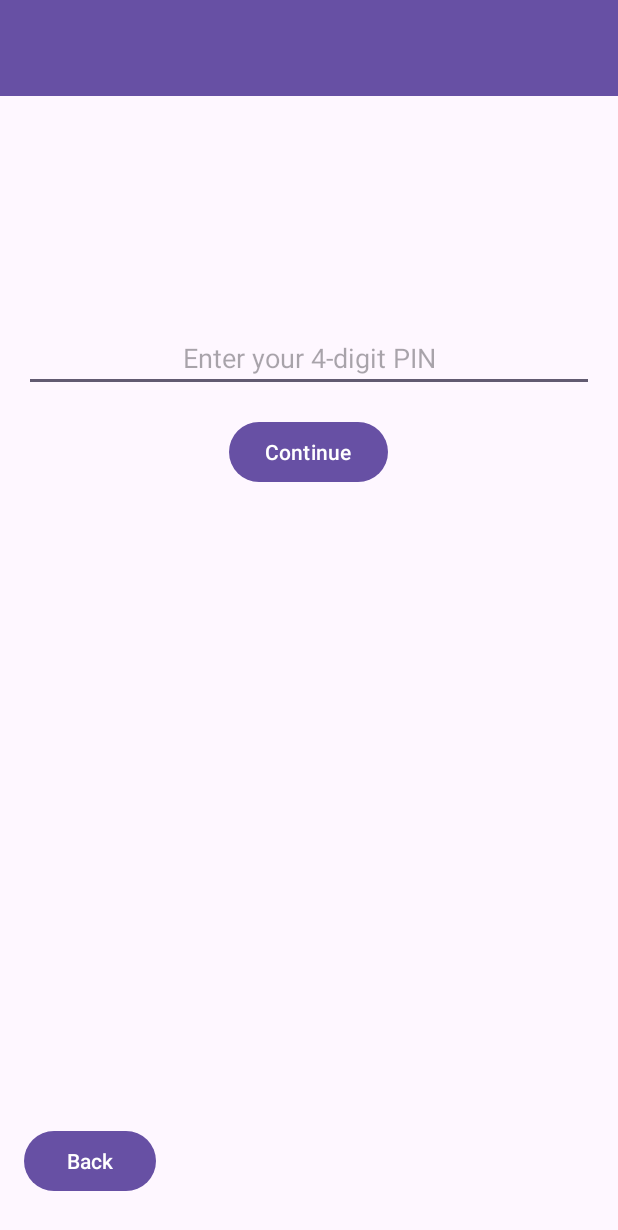
After one commit to kinjals0130/MoodTracker_Application, an Android app: the PinCheck screen opened directly, with no data from a screen before it, on a phone screen of 412 x 824 dp. The commit adds this screen. Shown: the top 1230 px of the screen. Run offline under Robolectric (Android 15) with nearby library versions, the phone set to English and light mode, and no system bars.

Commit message:
pin verification

```diff
--- a/app/src/main/AndroidManifest.xml
+++ b/app/src/main/AndroidManifest.xml
@@ -14,6 +14,9 @@
         android:supportsRtl="true"
         android:theme="@style/Theme.MoodTracker_Application"
         tools:targetApi="31">
+        <activity
+            android:name=".PinCheck"
+            android:exported="false" />
         <activity
             android:name=".PastEntries_Activity"
             android:exported="false"
--- /dev/null
+++ b/app/src/main/java/com/example/moodtracker_application/PinCheck.java
@@ -0,0 +1,48 @@
+package com.example.moodtracker_application;
+
+import androidx.appcompat.app.AppCompatActivity;
+
+import android.database.Cursor;
+import android.os.Bundle;
+import android.view.View;
+import android.widget.EditText;
+import android.widget.Toast;
+
+public class PinCheck extends AppCompatActivity {
+
+    private EditText pinEditText;
+
+    private SQLiteManager db;
+
+    @Override
+    protected void onCreate(Bundle savedInstanceState) {
+        super.onCreate(savedInstanceState);
+        setContentView(R.layout.activity_pin_check);
+
+        pinEditText = findViewById(R.id.pinEditText);
+    }
+
+    public void onContinueClicked(View view) {
+
+        String enteredPin = pinEditText.getText().toString();
+
+       String correctPin = db.getPin();
+
+       if (!correctPin.isEmpty() && !correctPin.equals("")) {
+            if (enteredPin.equals(correctPin)) {
+                //navigate to edit/view activity
+            } else {
+                Toast.makeText(this, "Incorrect PIN. Please try again.", Toast.LENGTH_SHORT).show();
+            }
+       }
+       else
+       {
+           Toast.makeText(this, "There is no pin set for private notes!", Toast.LENGTH_SHORT).show();
+       }
+    }
+
+    public void onBackClicked(View view) {
+        // Go back to the previous activity
+        finish();
+    }
+}
--- /dev/null
+++ b/app/src/main/res/layout/activity_pin_check.xml
@@ -0,0 +1,60 @@
+<?xml version="1.0" encoding="utf-8"?>
+<androidx.constraintlayout.widget.ConstraintLayout xmlns:android="http://schemas.android.com/apk/res/android"
+    xmlns:app="http://schemas.android.com/apk/res-auto"
+    xmlns:tools="http://schemas.android.com/tools"
+    android:layout_width="match_parent"
+    android:layout_height="match_parent"
+    tools:context=".PinCheck">
+
+    <com.google.android.material.appbar.MaterialToolbar
+        android:id="@+id/materialToolbar2"
+        android:layout_width="match_parent"
+        android:layout_height="wrap_content"
+        android:background="?attr/colorPrimary"
+        android:minHeight="?attr/actionBarSize"
+        android:theme="?attr/actionBarTheme"
+        app:layout_constraintEnd_toEndOf="parent"
+        app:layout_constraintStart_toStartOf="parent"
+        app:layout_constraintTop_toTopOf="parent" />
+
+    <RelativeLayout
+        android:layout_width="match_parent"
+        android:layout_height="match_parent"
+        android:padding="16dp">
+
+
+
+        <EditText
+            android:id="@+id/pinEditText"
+            android:layout_width="match_parent"
+            android:layout_height="wrap_content"
+            android:layout_alignParentTop="true"
+            android:layout_marginTop="200dp"
+            android:hint="Enter your 4-digit PIN"
+            android:inputType="number"
+            android:maxLength="4"
+            android:textAlignment="center" />
+
+        <Button
+            android:id="@+id/continueButton"
+            android:layout_width="wrap_content"
+            android:layout_height="wrap_content"
+            android:layout_below="@id/pinEditText"
+            android:layout_centerHorizontal="true"
+            android:layout_marginTop="16dp"
+            android:text="Continue"
+            android:onClick="onContinueClicked" />
+
+        <Button
+            android:id="@+id/backButton"
+            android:layout_width="wrap_content"
+            android:layout_height="wrap_content"
+            android:layout_alignParentStart="true"
+            android:layout_alignParentBottom="true"
+            android:layout_marginBottom="10dp"
+            android:text="Back"
+            android:onClick="onBackClicked"/>
+
+    </RelativeLayout>
+
+</androidx.constraintlayout.widget.ConstraintLayout>
```
Also changed, not shown: app/src/main/java/com/example/moodtracker_application/NoteAdapter.java (+5 -3 lines), app/src/main/java/com/example/moodtracker_application/SQLiteManager.java (+32 -0 lines).
